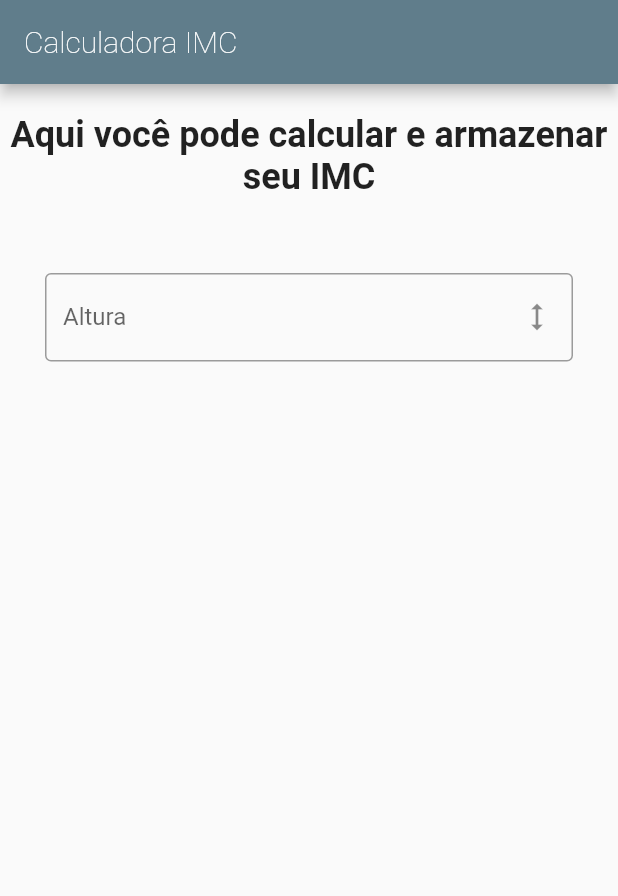
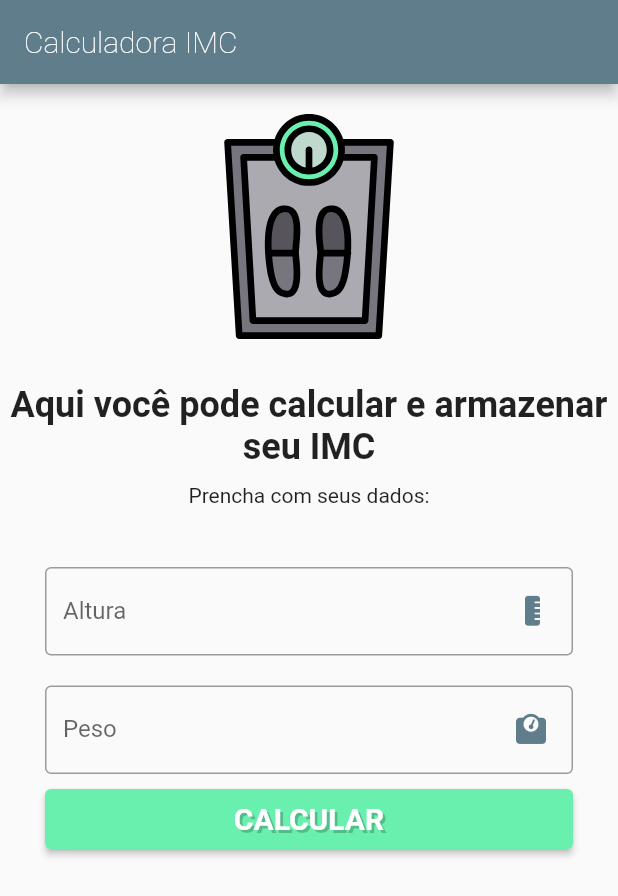
Before and after one commit to torressg/calculadora_de_IMC, a Flutter app: the screen it shows after launch, on a phone screen of 412 x 824 dp. Shown: the top 896 px of the screen. Run offline on Flutter 3.47's test engine with Material 2 defaults, Android fonts, the phone set to English and light mode, and no system bars; our stand-ins replace flutter_svg, font_awesome_flutter, google_fonts.

Commit message:
textfields + buttom

```diff
--- a/lib/page/home_page.dart
+++ b/lib/page/home_page.dart
@@ -1,4 +1,6 @@
 import 'package:flutter/material.dart';
+import 'package:flutter_svg/flutter_svg.dart';
+import 'package:font_awesome_flutter/font_awesome_flutter.dart';
 
 class HomePage extends StatefulWidget {
   const HomePage({super.key});
@@ -11,6 +13,7 @@ class _HomePageState extends State<HomePage> {
   @override
   Widget build(BuildContext context) {
     return Scaffold(
+      resizeToAvoidBottomInset: false,
       appBar: AppBar(
         title: const Text(
           "Calculadora IMC",
@@ -18,30 +21,89 @@ class _HomePageState extends State<HomePage> {
         ),
       ),
       body: Container(
-        margin: EdgeInsets.only(top: 20),
+        margin: const EdgeInsets.only(top: 20),
+        child: SingleChildScrollView(
           child: Center(
             child: Column(
               children: [
-              Text(
+                SvgPicture.asset('lib/assets/balanca.svg', height: 150),
+                const SizedBox(height: 30),
+                const Text(
                   "Aqui você pode calcular e armazenar seu IMC",
                   style: TextStyle(fontSize: 24, fontWeight: FontWeight.w600),
                   textAlign: TextAlign.center,
                 ),
-              SizedBox(height: 50),
+                const SizedBox(height: 10),
+                const Text("Prencha com seus dados:"),
+                const SizedBox(height: 40),
                 Container(
-                margin: EdgeInsets.symmetric(horizontal: 30),
+                  margin: const EdgeInsets.symmetric(horizontal: 30),
                   child: TextFormField(
-                  decoration: InputDecoration(
+                    keyboardType: TextInputType.number,
+                    decoration: const InputDecoration(
                       labelText: "Altura",
                       hintText: "Digite sua altura.",
                       border: OutlineInputBorder(),
-                    suffixIcon: Icon(
-                      Icons.height,
+                      suffixIcon: Padding(
+                        padding:
+                            EdgeInsets.symmetric(vertical: 13, horizontal: 16),
+                        child: FaIcon(
+                          FontAwesomeIcons.rulerVertical,
+                          color: Colors.blueGrey,
+                          size: 20,
                         ),
                       ),
                     ),
+                  ),
+                ),
+                const SizedBox(height: 20),
+                Container(
+                  margin: const EdgeInsets.symmetric(horizontal: 30),
+                  child: TextFormField(
+                    keyboardType: TextInputType.number,
+                    decoration: const InputDecoration(
+                      labelText: "Peso",
+                      hintText: "Digite seu peso.",
+                      border: OutlineInputBorder(),
+                      suffixIcon: Padding(
+                        padding:
+                            EdgeInsets.symmetric(vertical: 13, horizontal: 10),
+                        child: FaIcon(
+                          FontAwesomeIcons.weightScale,
+                          color: Colors.blueGrey,
+                          size: 20,
+                        ),
+                      ),
+                    ),
+                  ),
+                ),
+                const SizedBox(
+                  height: 10,
+                ),
+                Container(
+                    width: double.infinity,
+                    height: 40,
+                    margin: const EdgeInsets.symmetric(horizontal: 30),
+                    child: ElevatedButton(
+                        onPressed: () {},
+                        style: ButtonStyle(
+                            backgroundColor: MaterialStateProperty.all(
+                                const Color.fromRGBO(105, 240, 174, 1))),
+                        child: const Text(
+                          "CALCULAR",
+                          style: TextStyle(
+                              fontSize: 20,
+                              fontWeight: FontWeight.bold,
+                              shadows: <Shadow>[
+                                Shadow(
+                                  offset: Offset(2.0, 2.0),
+                                  blurRadius: 0.0,
+                                  color: Color.fromARGB(54, 0, 0, 0),
                                 )
+                              ]),
+                        )))
               ],
+            ),
           ),
         ),
       ),
```
Also changed, not shown: pubspec.yaml (+5 -3 lines), lib/assets/balanca.svg (added), pubspec.lock. Lines whose indentation alone changed are shown as unchanged.
